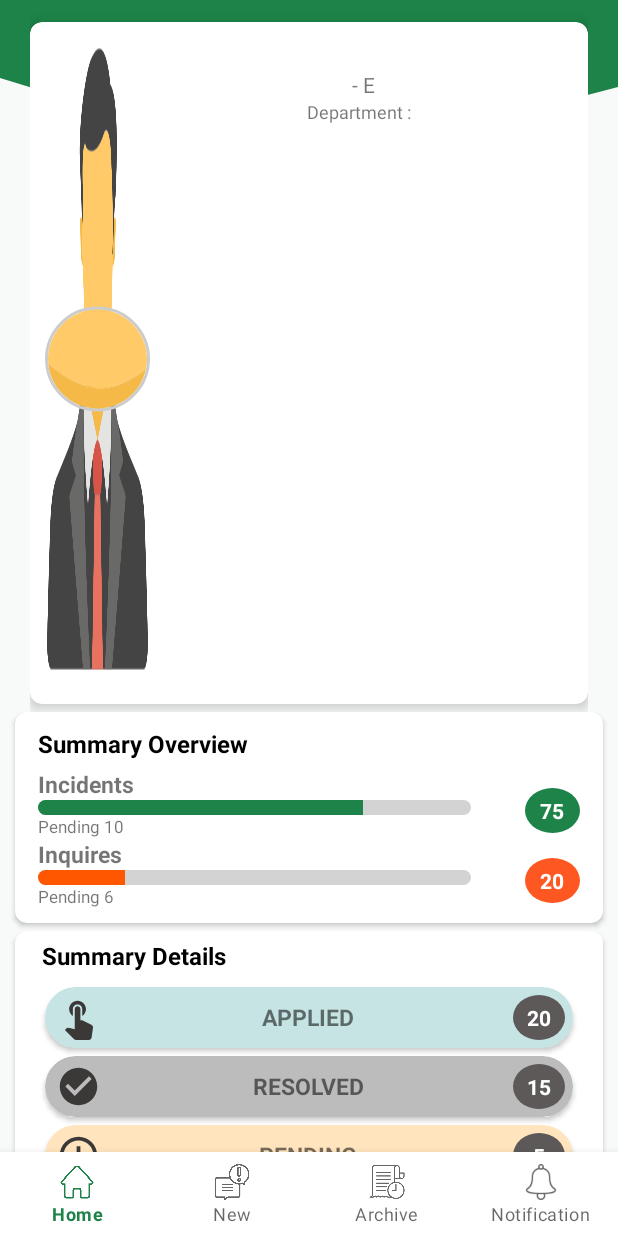
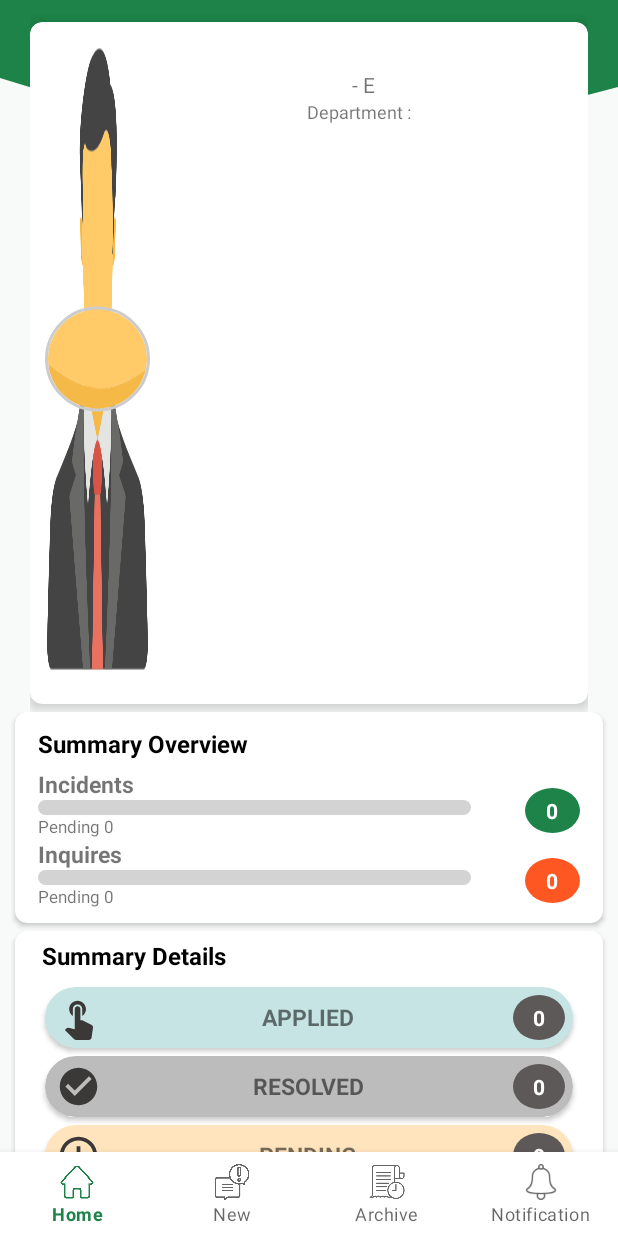
Before and after one commit to MithilaFarjana123/Crown_Care, an Android app: the Frag_dashboard screen opened directly, with no data from a screen before it, on a phone screen of 412 x 824 dp. Run offline under Robolectric (Android 15) with nearby library versions, the phone set to English and light mode, and no system bars; our stand-ins replace CircleImageView, RxJava, Shimmer, navigation-ui; libraries missing offline, so code that uses them is left out: www.sanju.motiontoast; network calls fail; pictures from the network do not load.

Commit message:
after fixing dashboard issue 25/10/2023

```diff
--- a/app/src/main/res/layout/dashboard_child_summary_details.xml
+++ b/app/src/main/res/layout/dashboard_child_summary_details.xml
@@ -65,7 +65,7 @@
                     android:layout_weight="0.1"
                     android:background="@drawable/circle_gray"
                     android:gravity="center"
-                    android:text="20"
+                    android:text="0"
                     android:textColor="#FFFFFF"
                     android:textStyle="bold" />
 
@@ -114,7 +114,7 @@
                     android:layout_weight="0.1"
                     android:background="@drawable/circle_gray"
                     android:gravity="center"
-                    android:text="15"
+                    android:text="0"
                     android:textColor="#FFFFFF"
                     android:textStyle="bold" />
 
@@ -163,7 +163,7 @@
                     android:layout_weight="0.1"
                     android:background="@drawable/circle_gray"
                     android:gravity="center"
-                    android:text="5"
+                    android:text="0"
                     android:textColor="#FFFFFF"
                     android:textStyle="bold" />
 
--- a/app/src/main/res/layout/dashboard_summary_child_one.xml
+++ b/app/src/main/res/layout/dashboard_summary_child_one.xml
@@ -51,14 +51,14 @@
                     android:layout_height="10dp"
                     android:indeterminate="false"
                     android:max="100"
-                    android:progress="75"
+                    android:progress="0"
                     android:progressDrawable="@drawable/progress_drawable" />
 
                 <TextView
                     android:id="@+id/d_penIncident"
                     android:layout_width="wrap_content"
                     android:layout_height="wrap_content"
-                    android:text="Pending 10"
+                    android:text="Pending 0"
                     android:textSize="11sp" />
 
             </LinearLayout>
@@ -85,7 +85,7 @@
                 android:layout_weight="0.1"
                 android:background="@drawable/circle_green"
                 android:gravity="center"
-                android:text="75"
+                android:text="0"
                 android:textColor="#FFFFFF"
                 android:textStyle="bold" />
 
@@ -122,14 +122,14 @@
                     android:layout_height="10dp"
                     android:indeterminate="false"
                     android:max="100"
-                    android:progress="20"
+                    android:progress="0"
                     android:progressDrawable="@drawable/progress_drawable_inquries" />
 
                 <TextView
                     android:id="@+id/d_penInquirey"
                     android:layout_width="wrap_content"
                     android:layout_height="wrap_content"
-                    android:text="Pending 6"
+                    android:text="Pending 0"
                     android:textSize="11sp" />
 
             </LinearLayout>
@@ -156,7 +156,7 @@
                 android:layout_weight="0.1"
                 android:background="@drawable/circle_orange"
                 android:gravity="center"
-                android:text="20"
+                android:text="0"
                 android:textColor="#FFFFFF"
                 android:textStyle="bold" />
 
```
Also changed, not shown: app/src/main/java/com/crowncement/crowncement_complain_management/data/Adapter/ComplainSolve_Adapter.kt (line endings or trailing spaces).
